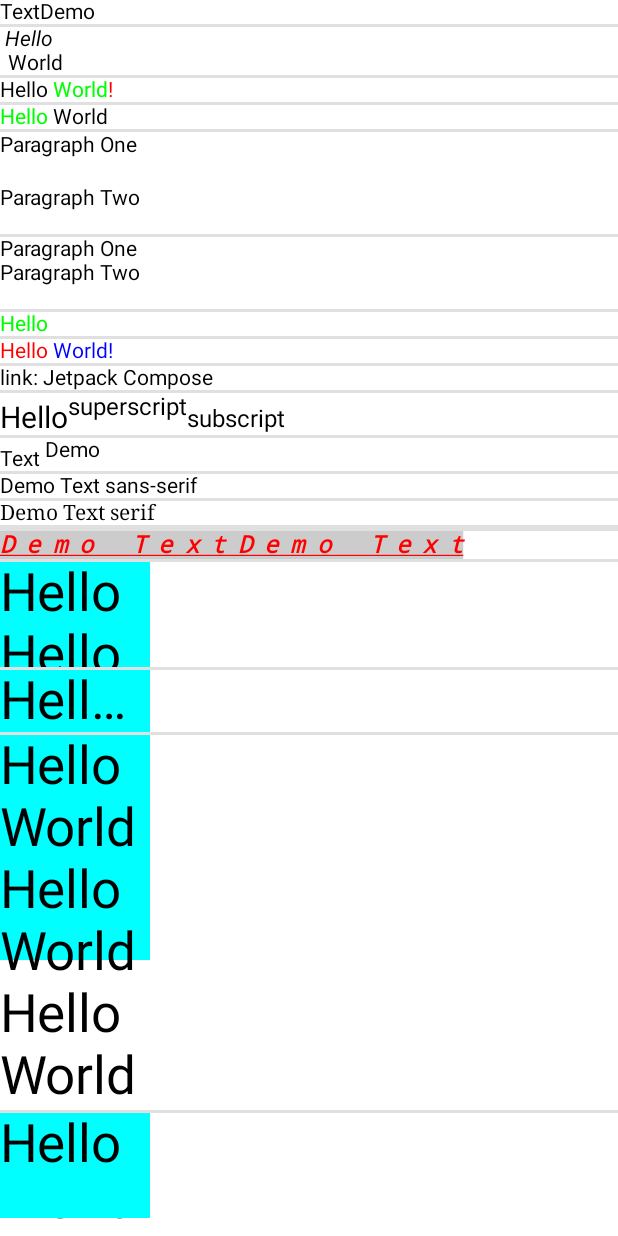
After one commit to monkeydone/ComposeSamples, an Android app built with Jetpack Compose: the @Preview function TextDemo, on a phone screen of 412 x 824 dp. The commit adds this screen. Run offline under Robolectric (Android 15) with nearby library versions, the phone set to English and light mode, and no system bars.

Commit message:
add some text demo

```diff
--- a/app/src/main/java/com/a/compose/SampleActivity.kt
+++ b/app/src/main/java/com/a/compose/SampleActivity.kt
@@ -74,7 +74,8 @@ class SampleActivity : ComponentActivity() {
 //            ChartDataPreview()
 //            ChartDataPreview()
 //            ScrollBoxes()
-            LayoutCompose()
+//            LayoutCompose()
+            TextDemo()
         }
 
     }
--- /dev/null
+++ b/app/src/main/java/com/a/compose/TextDemo.kt
@@ -0,0 +1,477 @@
+package com.a.compose
+
+import androidx.compose.foundation.background
+import androidx.compose.foundation.clickable
+import androidx.compose.foundation.layout.*
+import androidx.compose.foundation.lazy.LazyColumn
+import androidx.compose.material.Divider
+import androidx.compose.material.Text
+import androidx.compose.runtime.Composable
+import androidx.compose.runtime.mutableStateOf
+import androidx.compose.runtime.remember
+import androidx.compose.ui.Modifier
+import androidx.compose.ui.graphics.Color
+import androidx.compose.ui.text.*
+import androidx.compose.ui.text.font.*
+import androidx.compose.ui.text.style.*
+import androidx.compose.ui.tooling.preview.Preview
+import androidx.compose.ui.unit.dp
+import androidx.compose.ui.unit.em
+import androidx.compose.ui.unit.sp
+
+@Composable
+fun BaselineShiftSample() {
+    Text(
+        fontSize = 20.sp,
+        text = buildAnnotatedString {
+            append(text = "Hello")
+            withStyle(SpanStyle(baselineShift = BaselineShift.Superscript, fontSize = 16.sp)) {
+                append("superscript")
+                withStyle(SpanStyle(baselineShift = BaselineShift.Subscript)) {
+                    append("subscript")
+                }
+            }
+        }
+    )
+}
+
+@Composable
+fun BaselineShiftAnnotatedStringSample() {
+    val annotatedString = buildAnnotatedString {
+        append("Text ")
+        withStyle(SpanStyle(baselineShift = BaselineShift.Superscript)) {
+            append("Demo")
+        }
+    }
+    Text(text = annotatedString)
+}
+
+
+@Composable
+fun AnnotatedStringConstructorSample() {
+    val s = AnnotatedString(
+        text = "Hello World",
+        // make "Hello" italic.
+        spanStyles = listOf(
+            AnnotatedString.Range(SpanStyle(fontStyle = FontStyle.Italic), 0, 5)
+        ),
+        // create two paragraphs with different alignment and indent settings.
+        paragraphStyles = listOf(
+            AnnotatedString.Range(ParagraphStyle(textAlign = TextAlign.Center), 0, 6),
+            AnnotatedString.Range(ParagraphStyle(textIndent = TextIndent(5.sp)), 6, 11)
+        )
+    )
+
+    Text(text = s)
+
+}
+
+@Composable
+fun AnnotatedStringBuilderSample() {
+    val s = with(AnnotatedString.Builder("Hello")) {
+        // push green text style so that any appended text will be green
+        pushStyle(SpanStyle(color = Color.Green))
+        // append new text, this text will be rendered as green
+        append(" World")
+        // pop the green style
+        pop()
+        // append a string without style
+        append("!")
+        // then style the last added word as red, exclamation mark will be red
+        addStyle(SpanStyle(color = Color.Red), "Hello World".length, this.length)
+
+        toAnnotatedString()
+    }
+    Text(text = s)
+
+}
+
+@Composable
+fun AnnotatedStringBuilderPushSample() {
+    val s = with(AnnotatedString.Builder()) {
+        // push green text color so that any appended text will be rendered green
+        pushStyle(SpanStyle(color = Color.Green))
+        // append string, this text will be rendered green
+        append("Hello")
+        // pop the green text style
+        pop()
+        // append new string, this string will be default color
+        append(" World")
+
+        toAnnotatedString()
+    }
+    Text(text = s)
+
+}
+
+@Composable
+fun AnnotatedStringBuilderPushParagraphStyleSample() {
+    val s = with(AnnotatedString.Builder()) {
+        // push a ParagraphStyle to be applied to any appended text after this point.
+        pushStyle(ParagraphStyle(lineHeight = 18.sp))
+        // append a paragraph which will have lineHeight 18.sp
+        append("Paragraph One\n")
+        // pop the ParagraphStyle
+        pop()
+        // append new paragraph, this paragraph will not have the line height defined.
+        append("Paragraph Two\n")
+
+        toAnnotatedString()
+    }
+    Text(text = s)
+}
+
+@Composable
+fun AnnotatedStringBuilderPushStringAnnotationSample() {
+    val s = with(AnnotatedString.Builder()) {
+        // push a string annotation to be applied to any appended text after this point.
+        pushStringAnnotation("ParagrapLabel", "paragraph1")
+        // append a paragraph, the annotation "paragraph1" is attached
+        append("Paragraph One\n")
+        // pop the annotation
+        pop()
+        // append new paragraph
+        append("Paragraph Two\n")
+
+        toAnnotatedString()
+    }
+    Text(text = s)
+}
+
+@Composable
+fun AnnotatedStringBuilderWithStyleSample() {
+    val s = with(AnnotatedString.Builder()) {
+        withStyle(SpanStyle(color = Color.Green)) {
+            // green text style will be applied to all text in this block
+            append("Hello")
+        }
+        toAnnotatedString()
+    }
+    Text(text = s)
+
+}
+
+@Composable
+fun AnnotatedStringBuilderLambdaSample() {
+    // create an AnnotatedString using the lambda builder
+    val s = buildAnnotatedString {
+        // append "Hello" with red text color
+        withStyle(SpanStyle(color = Color.Red)) {
+            append("Hello")
+        }
+        append(" ")
+        // append "Hello" with blue text color
+        withStyle(SpanStyle(color = Color.Blue)) {
+            append("World!")
+        }
+        toAnnotatedString()
+    }
+    Text(text = s)
+
+}
+
+@Composable
+fun AnnotatedStringAddStringAnnotationSample() {
+    val s = with(AnnotatedString.Builder()) {
+        append("link: Jetpack Compose")
+        // attach a string annotation that stores a URL to the text "Jetpack Compose".
+        addStringAnnotation(
+            tag = "URL",
+            annotation = "https://developer.android.com/jetpack/compose",
+            start = 6,
+            end = 21
+        )
+        toAnnotatedString()
+
+    }
+    Text(text = s.toString())
+
+}
+
+@Preview
+@Composable
+fun TextDemo() {
+    LazyColumn {
+        item {
+            Text("TextDemo",
+            )
+            Divider(Modifier.height(2.dp))
+            AnnotatedStringConstructorSample()
+            Divider(Modifier.height(2.dp))
+            AnnotatedStringBuilderSample()
+            Divider(Modifier.height(2.dp))
+            AnnotatedStringBuilderPushSample()
+            Divider(Modifier.height(2.dp))
+            AnnotatedStringBuilderPushParagraphStyleSample()
+            Divider(Modifier.height(2.dp))
+            AnnotatedStringBuilderPushStringAnnotationSample()
+            Divider(Modifier.height(2.dp))
+            AnnotatedStringBuilderWithStyleSample()
+            Divider(Modifier.height(2.dp))
+            AnnotatedStringBuilderLambdaSample()
+            Divider(Modifier.height(2.dp))
+            AnnotatedStringAddStringAnnotationSample()
+            Divider(Modifier.height(2.dp))
+            BaselineShiftSample()
+            Divider(Modifier.height(2.dp))
+            BaselineShiftAnnotatedStringSample()
+            Divider(Modifier.height(2.dp))
+            FontFamilySansSerifSample()
+            Divider(Modifier.height(2.dp))
+            FontFamilySerifSample()
+            Divider(Modifier.height(2.dp))
+//            FontFamilySynthesisSample()
+
+        }
+        item {
+
+            Divider(Modifier.height(2.dp))
+            TextStyleSample()
+            Divider(Modifier.height(2.dp))
+            TextOverflowClipSample()
+            Divider(Modifier.height(2.dp))
+            TextOverflowEllipsisSample()
+            Divider(Modifier.height(2.dp))
+            TextOverflowVisibleFixedSizeSample()
+            Divider(Modifier.height(2.dp))
+            TextOverflowVisibleMinHeightSample()
+            Divider(Modifier.height(2.dp))
+            TextDecorationLineThroughSample()
+            Divider(Modifier.height(2.dp))
+            TextDecorationUnderlineSample()
+            Divider(Modifier.height(2.dp))
+            TextDecorationCombinedSample()
+            Divider(Modifier.height(2.dp))
+            SpanStyleSample()
+            Divider(Modifier.height(2.dp))
+            ParagraphStyleSample()
+            Divider(Modifier.height(2.dp))
+            ParagraphStyleAnnotatedStringsSample()
+            Divider(Modifier.height(2.dp))
+        }
+    }
+}
+@Composable
+fun FontFamilySansSerifSample() {
+    Text(
+        text = "Demo Text sans-serif",
+        fontFamily = FontFamily.SansSerif
+    )
+}
+
+@Composable
+fun FontFamilySerifSample() {
+    Text(
+        text = "Demo Text serif",
+        fontFamily = FontFamily.Serif
+    )
+}
+
+@Composable
+fun FontFamilyMonospaceSample() {
+    Text(
+        text = "Demo Text monospace",
+        fontFamily = FontFamily.Monospace
+    )
+}
+
+@Composable
+fun FontFamilyCursiveSample() {
+    Text(
+        text = "Demo Text cursive",
+        fontFamily = FontFamily.Cursive
+    )
+}
+
+//@Composable
+//fun CustomFontFamilySample() {
+//    val fontFamily = FontFamily(
+//        Font(
+//            resId = R.font.my_font_400_regular,
+//            weight = FontWeight.W400,
+//            style = FontStyle.Normal
+//        ),
+//        Font(
+//            resId = R.font.my_font_400_italic,
+//            weight = FontWeight.W400,
+//            style = FontStyle.Italic
+//        )
+//    )
+//    Text(text = "Demo Text", fontFamily = fontFamily)
+//}
+
+//@Composable
+//fun FontFamilySynthesisSample() {
+//    // The font family contains a single font, with normal weight
+//    val fontFamily = FontFamily(
+//        Font(resId = R.font.my_font_400_regular, weight = FontWeight.Normal)
+//    )
+//    // Configuring the Text composable to be bold
+//    // Using FontSynthesis.Weight to have the system render the font bold my making the glyphs
+//    // thicker
+//    Text(
+//        text = "Demo Text",
+//        style = TextStyle(
+//            fontFamily = fontFamily,
+//            fontWeight = FontWeight.Bold,
+//            fontSynthesis = FontSynthesis.Weight
+//        )
+//    )
+//}
+
+
+@Composable
+fun ParagraphStyleSample() {
+    val textStyle = TextStyle(
+        textAlign = TextAlign.Justify,
+        lineHeight = 20.sp,
+        textIndent = TextIndent(firstLine = 14.sp, restLine = 3.sp)
+    )
+    Text(
+        text = "Lorem ipsum dolor sit amet, consectetur adipiscing elit, sed do eiusmod tempor " +
+                "incididunt ut labore et dolore magna aliqua.\nUt enim ad minim veniam, quis " +
+                "nostrud exercitation ullamco laboris nisi ut aliquip ex ea commodo consequat.",
+        style = textStyle
+    )
+}
+
+@Composable
+fun ParagraphStyleAnnotatedStringsSample() {
+    val text = "Lorem ipsum dolor sit amet, consectetur adipiscing elit, sed do eiusmod tempor " +
+            "incididunt ut labore et dolore magna aliqua.\nUt enim ad minim veniam, quis " +
+            "nostrud exercitation ullamco laboris nisi ut aliquip ex ea commodo consequat."
+
+    val paragraphStyle1 = ParagraphStyle(
+        textIndent = TextIndent(firstLine = 14.sp)
+    )
+    val paragraphStyle2 = ParagraphStyle(
+        lineHeight = 30.sp
+    )
+
+    Text(
+        text = buildAnnotatedString {
+            append(text)
+            addStyle(paragraphStyle1, 0, text.indexOf('\n') + 1)
+            addStyle(paragraphStyle2, text.indexOf('\n') + 1, text.length)
+        }
+    )
+}
+
+
+@Composable
+fun SpanStyleSample() {
+    Text(
+        fontSize = 16.sp,
+        text = buildAnnotatedString {
+            withStyle(style = SpanStyle(color = Color.Red)) {
+                append("Hello")
+            }
+            withStyle(SpanStyle(color = Color.Blue)) {
+                append(" World")
+            }
+        }
+    )
+}
+
+@Composable
+fun TextDecorationLineThroughSample() {
+    Text(
+        text = "Demo Text",
+        textDecoration = TextDecoration.LineThrough
+    )
+}
+
+@Composable
+fun TextDecorationUnderlineSample() {
+    Text(
+        text = "Demo Text",
+        textDecoration = TextDecoration.Underline
+    )
+}
+
+@Composable
+fun TextDecorationCombinedSample() {
+    Text(
+        text = "Demo Text",
+        textDecoration = TextDecoration.Underline + TextDecoration.LineThrough
+    )
+}
+
+@Composable
+fun TextStyleSample() {
+    Text(
+        text = "Demo Text".repeat(2),
+        style = TextStyle(
+            color = Color.Red,
+            fontSize = 16.sp,
+            fontFamily = FontFamily.Monospace,
+            fontWeight = FontWeight.W800,
+            fontStyle = FontStyle.Italic,
+            letterSpacing = 0.5.em,
+            background = Color.LightGray,
+            textDecoration = TextDecoration.Underline
+        )
+    )
+}
+
+@Composable
+fun TextOverflowClipSample() {
+    Text(
+        text = "Hello ".repeat(2),
+        modifier = Modifier.size(100.dp, 70.dp).background(Color.Cyan),
+        fontSize = 35.sp,
+        overflow = TextOverflow.Clip
+    )
+}
+
+@Composable
+fun TextOverflowEllipsisSample() {
+    Text(
+        text = "Hello ".repeat(2),
+        modifier = Modifier.width(100.dp).background(Color.Cyan),
+        fontSize = 35.sp,
+        overflow = TextOverflow.Ellipsis,
+        maxLines = 1
+    )
+}
+
+@Composable
+fun TextOverflowVisibleFixedSizeSample() {
+    val background = remember { mutableStateOf(Color.Cyan) }
+    Box(modifier = Modifier.size(100.dp, 250.dp)) {
+        Text(
+            text = "Hello World".repeat(4),
+            modifier = Modifier.size(100.dp, 150.dp)
+                .background(background.value)
+                .clickable {
+                    background.value = if (background.value == Color.Cyan) {
+                        Color.Gray
+                    } else {
+                        Color.Cyan
+                    }
+                },
+            fontSize = 35.sp,
+            overflow = TextOverflow.Visible
+        )
+    }
+}
+
+@Composable
+fun TextOverflowVisibleMinHeightSample() {
+    val background = remember { mutableStateOf(Color.Cyan) }
+    val count = remember { mutableStateOf(1) }
+    Box(modifier = Modifier.size(100.dp, 100.dp)) {
+        Text(
+            text = "Hello".repeat(count.value),
+            modifier = Modifier.width(100.dp).heightIn(min = 70.dp)
+                .background(background.value)
+                .clickable {
+                    background.value =
+                        if (background.value == Color.Cyan) Color.Gray else Color.Cyan
+                    count.value = if (count.value == 1) 2 else 1
+                },
+            fontSize = 35.sp,
+            overflow = TextOverflow.Visible
+        )
+    }
+}
--- a/gradle.properties
+++ b/gradle.properties
@@ -19,3 +19,4 @@ android.useAndroidX=true
 android.enableJetifier=true
 # Kotlin code style for this project: "official" or "obsolete":
 kotlin.code.style=official
+android.injected.testOnly=false
```
Also changed, not shown: app/src/main/res/font/my_font_400_italic.ttf (added), app/src/main/res/font/my_font_400_regular.ttf (added).
